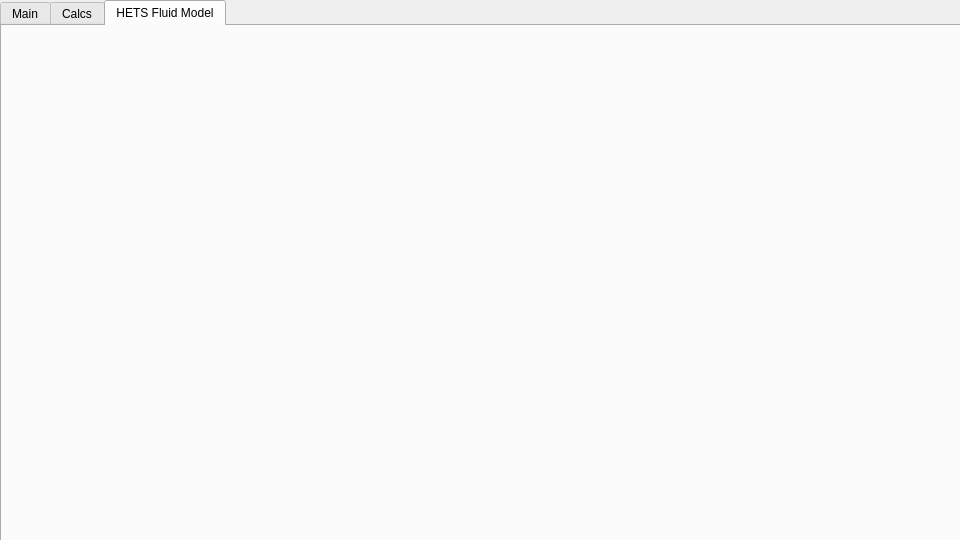
Old version of the form DANGUI-GUI/form.ui in the repository gt-space/dangui-nouveau.
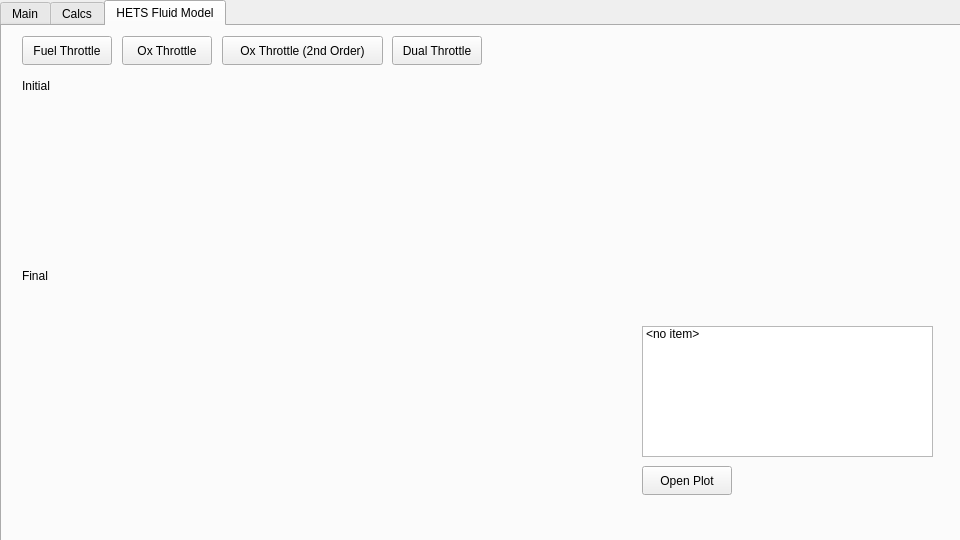
New version of the form. Custom widgets are drawn as their Qt base class.

Commit message: cloned throttle control loop, started gui

The edit to the form file:
```diff
--- a/DANGUI-GUI/form.ui
+++ b/DANGUI-GUI/form.ui
@@ -1724,6 +1724,122 @@
     <attribute name="title">
      <string>HETS Fluid Model</string>
     </attribute>
+    <widget class="PlotWidget" name="modelPlot" native="true">
+     <property name="geometry">
+      <rect>
+       <x>640</x>
+       <y>30</y>
+       <width>291</width>
+       <height>251</height>
+      </rect>
+     </property>
+    </widget>
+    <widget class="QListWidget" name="modelPlotList">
+     <property name="geometry">
+      <rect>
+       <x>640</x>
+       <y>300</y>
+       <width>291</width>
+       <height>131</height>
+      </rect>
+     </property>
+     <item>
+      <property name="text">
+       <string>&lt;no item&gt;</string>
+      </property>
+     </item>
+    </widget>
+    <widget class="QPushButton" name="openPlotButton">
+     <property name="geometry">
+      <rect>
+       <x>640</x>
+       <y>440</y>
+       <width>90</width>
+       <height>29</height>
+      </rect>
+     </property>
+     <property name="text">
+      <string>Open Plot</string>
+     </property>
+    </widget>
+    <widget class="QPushButton" name="fuelThrottleButton">
+     <property name="geometry">
+      <rect>
+       <x>20</x>
+       <y>10</y>
+       <width>90</width>
+       <height>29</height>
+      </rect>
+     </property>
+     <property name="text">
+      <string>Fuel Throttle</string>
+     </property>
+    </widget>
+    <widget class="QPushButton" name="oxThrottleButton">
+     <property name="geometry">
+      <rect>
+       <x>120</x>
+       <y>10</y>
+       <width>90</width>
+       <height>29</height>
+      </rect>
+     </property>
+     <property name="text">
+      <string>Ox Throttle</string>
+     </property>
+    </widget>
+    <widget class="QPushButton" name="oxThrottle2Button">
+     <property name="geometry">
+      <rect>
+       <x>220</x>
+       <y>10</y>
+       <width>161</width>
+       <height>29</height>
+      </rect>
+     </property>
+     <property name="text">
+      <string>Ox Throttle (2nd Order)</string>
+     </property>
+    </widget>
+    <widget class="QPushButton" name="dualThrottleButton">
+     <property name="geometry">
+      <rect>
+       <x>390</x>
+       <y>10</y>
+       <width>90</width>
+       <height>29</height>
+      </rect>
+     </property>
+     <property name="text">
+      <string>Dual Throttle</string>
+     </property>
+    </widget>
+    <widget class="QLabel" name="initialLabel">
+     <property name="geometry">
+      <rect>
+       <x>20</x>
+       <y>50</y>
+       <width>63</width>
+       <height>20</height>
+      </rect>
+     </property>
+     <property name="text">
+      <string>Initial</string>
+     </property>
+    </widget>
+    <widget class="QLabel" name="finalLabel">
+     <property name="geometry">
+      <rect>
+       <x>20</x>
+       <y>240</y>
+       <width>63</width>
+       <height>20</height>
+      </rect>
+     </property>
+     <property name="text">
+      <string>Final</string>
+     </property>
+    </widget>
    </widget>
   </widget>
  </widget>
```
The commit also changes 4 other files.
